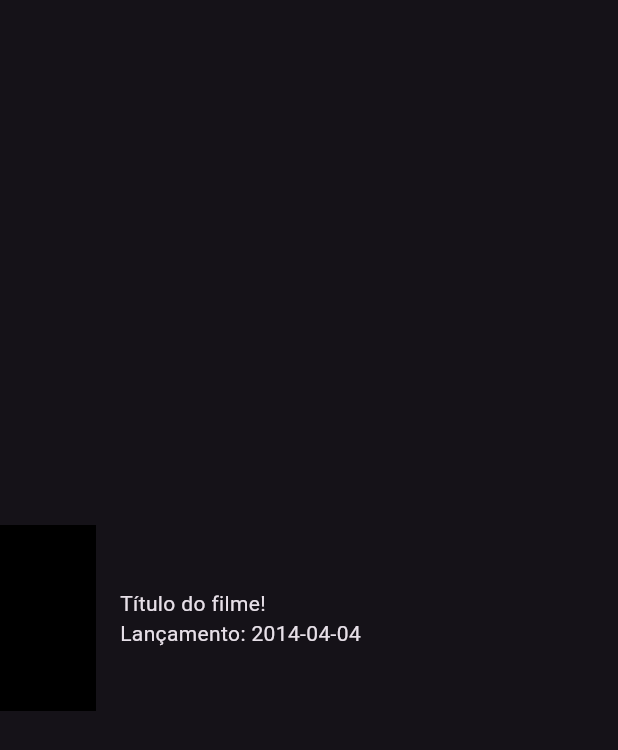
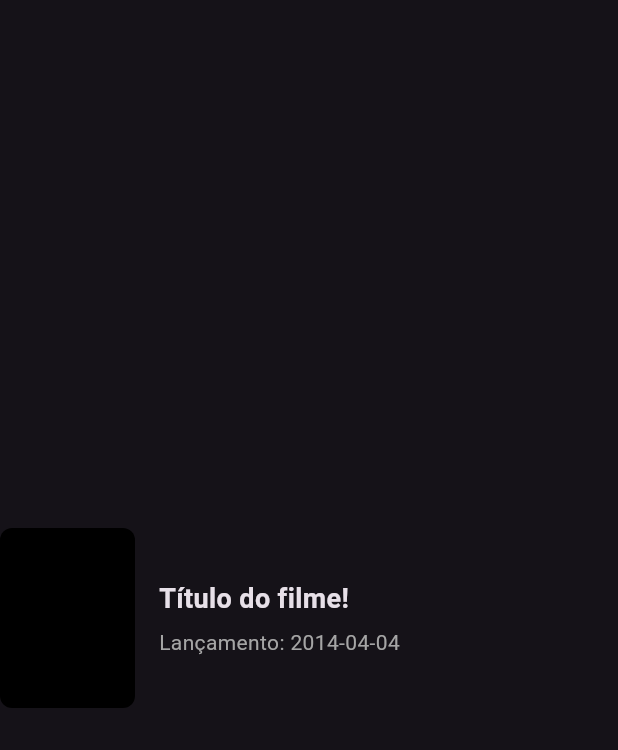
Before and after one commit to diegominelli/cinetopia, a Flutter app: the SearchMovies screen opened directly, on a phone screen of 412 x 824 dp. Shown: the top 750 px of the screen. Run offline on Flutter 3.47's test engine with Material 3 defaults, Android fonts, the phone set to English and light mode, and no system bars.

Commit message:
lidando com a view e estilizando o card

```diff
--- a/lib/ui/components/movies_card.dart
+++ b/lib/ui/components/movies_card.dart
@@ -8,10 +8,13 @@ class MovieCard extends StatelessWidget {
     return Row(
       children: <Widget>[
         Container(
-          width: 64,
-          height: 124,
+          width: 90,
+          height: 120,
           decoration: const BoxDecoration(
             color: Color(0xFF000000),
+            borderRadius: BorderRadius.all(
+              Radius.circular(8),
+            ),
           ),
           margin: const EdgeInsets.only(right: 16),
         ),
@@ -19,8 +22,24 @@ class MovieCard extends StatelessWidget {
           mainAxisSize: MainAxisSize.min,
           crossAxisAlignment: CrossAxisAlignment.start,
           children: <Widget>[
-            Text("Título do filme!"),
-            Text("Lançamento: 2014-04-04"),
+            Padding(
+              padding: EdgeInsets.only(
+                bottom: 6,
+              ),
+              child: Text(
+                "Título do filme!",
+                style: TextStyle(
+                  fontSize: 18,
+                  fontWeight: FontWeight.w600,
+                ),
+              ),
+            ),
+            Text(
+              "Lançamento: 2014-04-04",
+              style: TextStyle(
+                color: Color(0xFFA5A5A5),
+              ),
+            ),
           ],
         )
       ],
```
